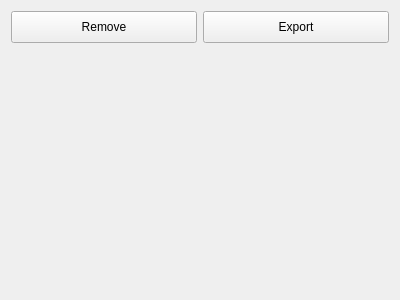
First picture: the form in ui/ActorControl.ui, repository Eual11/Lumen, before the edit.
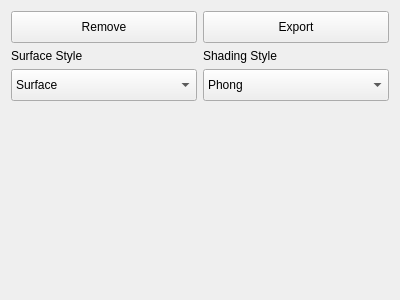
Second picture: the form after the edit. Icons and pictures are not drawn.

```diff
--- a/ui/ActorControl.ui
+++ b/ui/ActorControl.ui
@@ -15,8 +15,8 @@
   </property>
   <layout class="QVBoxLayout" name="verticalLayout">
    <item>
-    <layout class="QHBoxLayout" name="content">
-     <item>
+    <layout class="QGridLayout" name="gridLayout">
+     <item row="0" column="0">
       <widget class="QPushButton" name="removeActorBtn">
        <property name="sizePolicy">
         <sizepolicy hsizetype="Preferred" vsizetype="Fixed">
@@ -39,7 +39,7 @@
        </property>
       </widget>
      </item>
-     <item>
+     <item row="0" column="1">
       <widget class="QPushButton" name="exportActorBtn">
        <property name="minimumSize">
         <size>
@@ -56,6 +56,80 @@
        </property>
       </widget>
      </item>
+     <item row="1" column="0">
+      <widget class="QLabel" name="label">
+       <property name="text">
+        <string>Surface Style</string>
+       </property>
+      </widget>
+     </item>
+     <item row="1" column="1">
+      <widget class="QLabel" name="label_2">
+       <property name="text">
+        <string>Shading Style</string>
+       </property>
+      </widget>
+     </item>
+     <item row="2" column="0">
+      <widget class="QComboBox" name="surfaceComboBox">
+       <property name="minimumSize">
+        <size>
+         <width>29</width>
+         <height>32</height>
+        </size>
+       </property>
+       <item>
+        <property name="text">
+         <string>Surface </string>
+        </property>
+       </item>
+       <item>
+        <property name="text">
+         <string>Point Cloud</string>
+        </property>
+       </item>
+       <item>
+        <property name="text">
+         <string>Wireframe</string>
+        </property>
+       </item>
+      </widget>
+     </item>
+     <item row="2" column="1">
+      <widget class="QComboBox" name="shadingComboBox">
+       <property name="minimumSize">
+        <size>
+         <width>0</width>
+         <height>32</height>
+        </size>
+       </property>
+       <item>
+        <property name="text">
+         <string>Phong</string>
+        </property>
+       </item>
+       <item>
+        <property name="text">
+         <string>Blin-Phong</string>
+        </property>
+       </item>
+       <item>
+        <property name="text">
+         <string>Flat</string>
+        </property>
+       </item>
+       <item>
+        <property name="text">
+         <string>Gouraud</string>
+        </property>
+       </item>
+       <item>
+        <property name="text">
+         <string>PBR</string>
+        </property>
+       </item>
+      </widget>
+     </item>
     </layout>
    </item>
    <item>
@@ -65,8 +139,8 @@
      </property>
      <property name="sizeHint" stdset="0">
       <size>
-       <width>20</width>
-       <height>239</height>
+       <width>17</width>
+       <height>179</height>
       </size>
      </property>
     </spacer>
```
